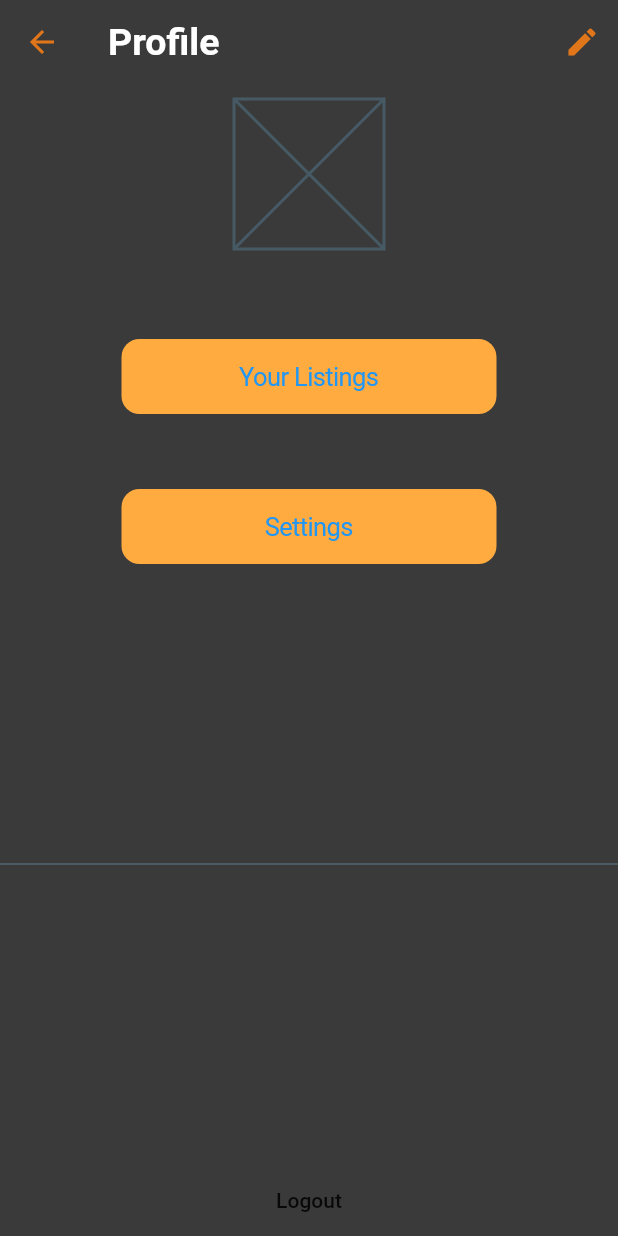
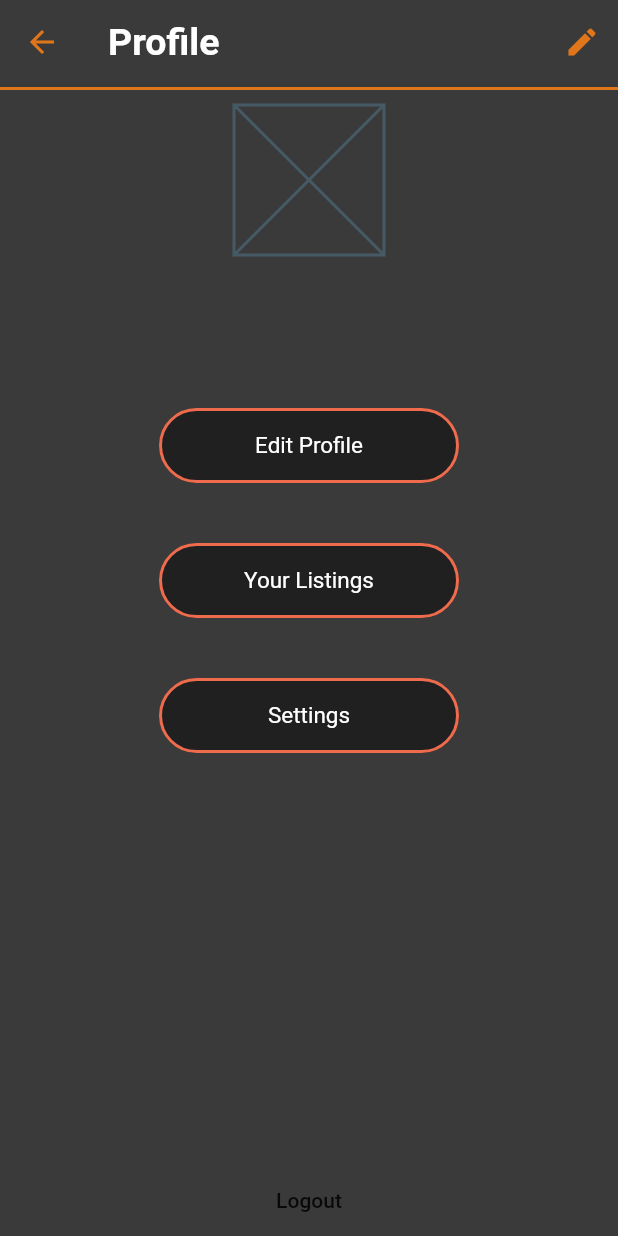
Before and after one commit to domtom1126/Find-a-Stick, a Flutter app: the ProfileScreen screen opened directly, on a phone screen of 412 x 824 dp. Run offline on Flutter 3.47's test engine with Material 2 defaults, Android fonts, the phone set to English and light mode, and no system bars; our stand-ins replace basic_utils, carousel_slider, cloud_firestore, currency_text_input_formatter, firebase_auth, firebase_core and 4 more; missing offline and left inert: scroll_app_bar; accounts and stored records are empty.

Commit message:
shows username and user is able to edit profile info

```diff
--- a/lib/screens/profile_screen.dart
+++ b/lib/screens/profile_screen.dart
@@ -1,7 +1,9 @@
 import 'package:cloud_firestore/cloud_firestore.dart';
 import 'package:find_stick/main.dart';
 import 'package:find_stick/screens/auth_screen.dart';
-import 'package:find_stick/screens/edit_profile_screen.dart';
+import 'package:find_stick/services/database.dart';
+import 'package:hexcolor/hexcolor.dart';
+import 'package:provider/provider.dart';
 import 'package:find_stick/screens/settings_screen.dart';
 import 'package:find_stick/screens/user_listings.dart';
 import 'package:firebase_auth/firebase_auth.dart';
@@ -16,6 +18,10 @@ class ProfileScreen extends StatefulWidget {
 }
 
 class _ProfileScreenState extends State<ProfileScreen> {
+  final result = FirebaseFirestore.instance
+      .collection('users')
+      .where('userId', isEqualTo: FirebaseAuth.instance.currentUser!.uid)
+      .snapshots();
   @override
   Widget build(BuildContext context) {
     return Scaffold(
@@ -27,17 +33,22 @@ class _ProfileScreenState extends State<ProfileScreen> {
                 // show bottom modal sheet
                 showModalBottomSheet(
                   context: context,
-                  builder: (context) => EditProfile(),
+                  builder: (context) => SettingsScreen(),
                 );
               }),
         ],
+        bottom: PreferredSize(
+          child: Container(
+            color: HexColor('E07619'),
+            height: 2.0,
+          ),
+          preferredSize: Size.fromHeight(4.0),
+        ),
         title: Text('Profile'),
       ),
       body: SafeArea(
         child: Center(
           child: Column(
-            // mainAxisAlignment: MainAxisAlignment.center,
-            // crossAxisAlignment: CrossAxisAlignment.center,
             children: [
               Container(
                 margin: EdgeInsets.all(10),
@@ -49,27 +60,54 @@ class _ProfileScreenState extends State<ProfileScreen> {
                   fallbackWidth: 25,
                 ),
               ),
-              SizedBox(height: 50),
+              StreamBuilder<QuerySnapshot>(
+                stream: result,
+                builder: (BuildContext context,
+                    AsyncSnapshot<QuerySnapshot> snapshot) {
+                  if (snapshot.hasData) {
+                    return Column(
+                      children: snapshot.data!.docs.map((document) {
+                        return ListTile(
+                          title: Text(document['name'],
+                              style: TextStyle(
+                                fontSize: 20,
+                              ),
+                              textAlign: TextAlign.center),
+                          subtitle: Text(document['email'],
+                              style: TextStyle(
+                                fontSize: 15,
+                              ),
+                              textAlign: TextAlign.center),
+                        );
+                      }).toList(),
+                    );
+                  } else {
+                    return Text('Loading...');
+                  }
+                },
+              ),
               SizedBox(
-                width: 250,
-                child: CupertinoButton(
-                  padding: EdgeInsets.all(15),
-                  color: Colors.orangeAccent,
+                height: 20,
+              ),
+              ElevatedButton(
                 onPressed: () {
                   Navigator.push(
                       context,
                       MaterialPageRoute(
-                            builder: (context) => UserListings()));
+                          builder: (context) => SettingsScreen()));
+                },
+                child: Text('Edit Profile'),
+              ),
+              SizedBox(height: 40),
+              ElevatedButton(
+                onPressed: () {
+                  Navigator.push(context,
+                      MaterialPageRoute(builder: (context) => UserListings()));
                 },
                 child: Text('Your Listings'),
               ),
-              ),
-              SizedBox(height: 50),
-              SizedBox(
-                width: 250,
-                child: CupertinoButton(
-                  padding: EdgeInsets.all(15),
-                  color: Colors.orangeAccent,
+              SizedBox(height: 40),
+              ElevatedButton(
                 onPressed: () {
                   Navigator.push(
                       context,
@@ -78,20 +116,14 @@ class _ProfileScreenState extends State<ProfileScreen> {
                 },
                 child: Text('Settings'),
               ),
-              ),
               new Expanded(
-                child: Divider(
-                  color: Colors.blueGrey,
-                ),
+                child: Divider(),
               ),
               new Container(
                 child: MaterialButton(
                   onPressed: () {
                     FirebaseAuth.instance.signOut();
-                    Navigator.push(
-                        context,
-                        MaterialPageRoute(
-                            builder: (context) => Authentication()));
+                    Navigator.pushReplacementNamed(context, '/');
                   },
                   child: Text('Logout'),
                 ),
```
Lines whose indentation alone changed are shown as unchanged.
